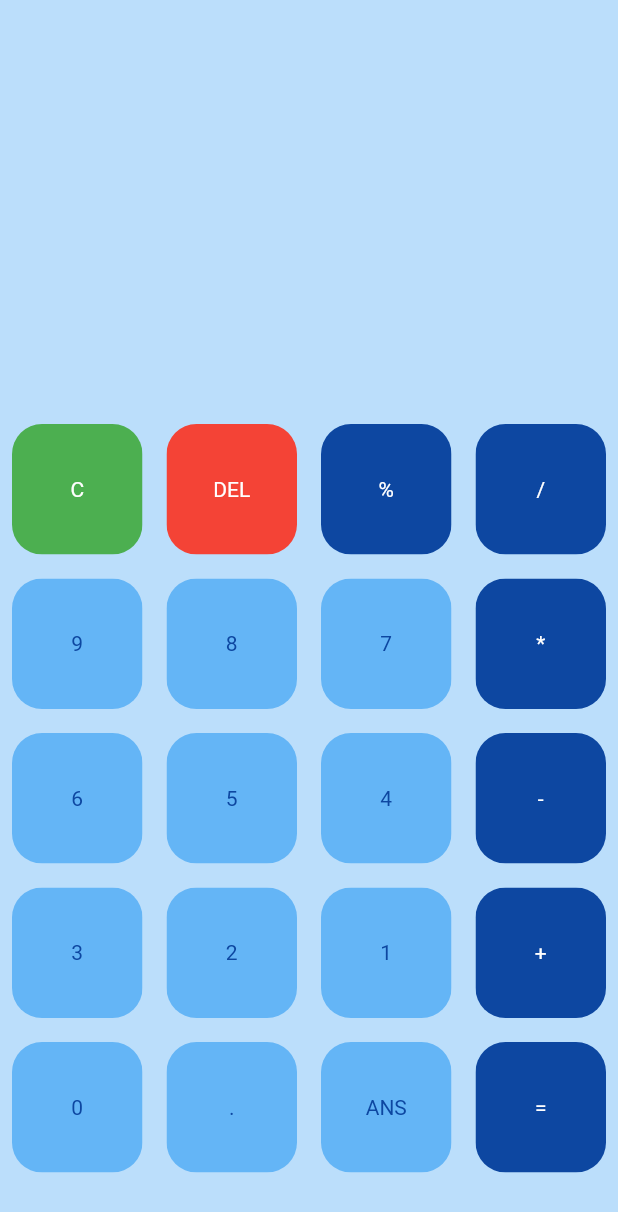
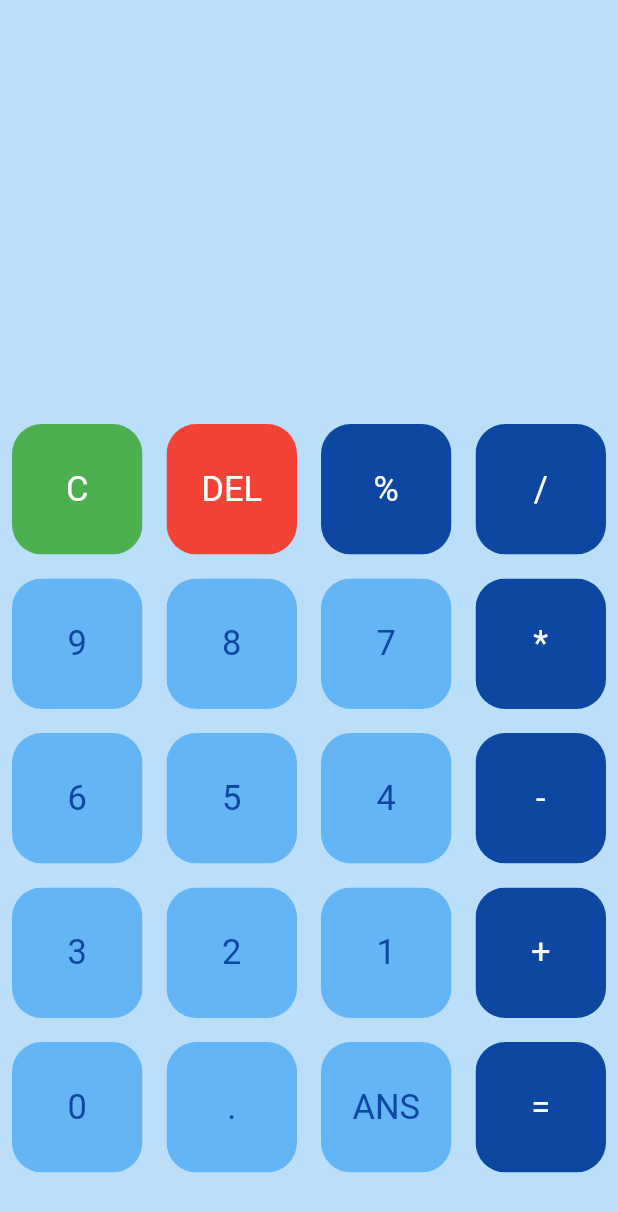
Before and after one commit to j-kon/FlutterDevelopmentBootcamp, a Flutter app: the screen it shows after launch, on a phone screen of 412 x 824 dp. Shown: the top 1212 px of the screen. Run offline on Flutter 3.47's test engine with Material 2 defaults, Android fonts, the phone set to English and light mode, and no system bars; our stand-ins replace audioplayers, rflutter_alert.

Commit message:
minor UI changes

```diff
--- a/calculator/lib/widgets/custom_button.dart
+++ b/calculator/lib/widgets/custom_button.dart
@@ -22,7 +22,7 @@ class CustomButton extends StatelessWidget {
           child: Center(
             child: Text(
               buttonText,
-              style: TextStyle(color: textColor),
+              style: TextStyle(color: textColor, fontSize: 23),
             ),
           ),
         ),
```
